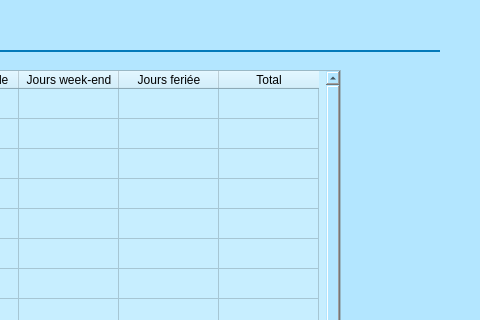
Before: the Qt Designer form user_interfaces/recap.ui in otmanLAHRECHE/Garde_advanced, drawn with Qt 5; both pictures show x 320 to 800 and y 0 to 320 of the 800 by 600 pixel window.
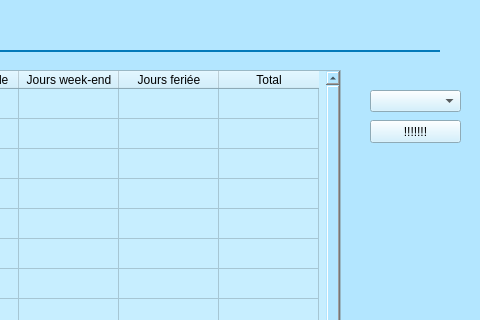
After: the same form once the commit is applied.

What changed in the file:
```diff
--- a/user_interfaces/recap.ui
+++ b/user_interfaces/recap.ui
@@ -273,6 +273,35 @@
      <string>Listes des planing de garde:</string>
     </property>
    </widget>
+   <widget class="QPushButton" name="pushButton_3">
+    <property name="geometry">
+     <rect>
+      <x>690</x>
+      <y>120</y>
+      <width>91</width>
+      <height>23</height>
+     </rect>
+    </property>
+    <property name="styleSheet">
+     <string notr="true">background-color: rgb(199, 238, 255);</string>
+    </property>
+    <property name="text">
+     <string>!!!!!!!</string>
+    </property>
+   </widget>
+   <widget class="QComboBox" name="comboBox_2">
+    <property name="geometry">
+     <rect>
+      <x>690</x>
+      <y>90</y>
+      <width>91</width>
+      <height>22</height>
+     </rect>
+    </property>
+    <property name="styleSheet">
+     <string notr="true">background-color: rgb(199, 238, 255);</string>
+    </property>
+   </widget>
   </widget>
   <widget class="QStatusBar" name="statusbar"/>
  </widget>
```
